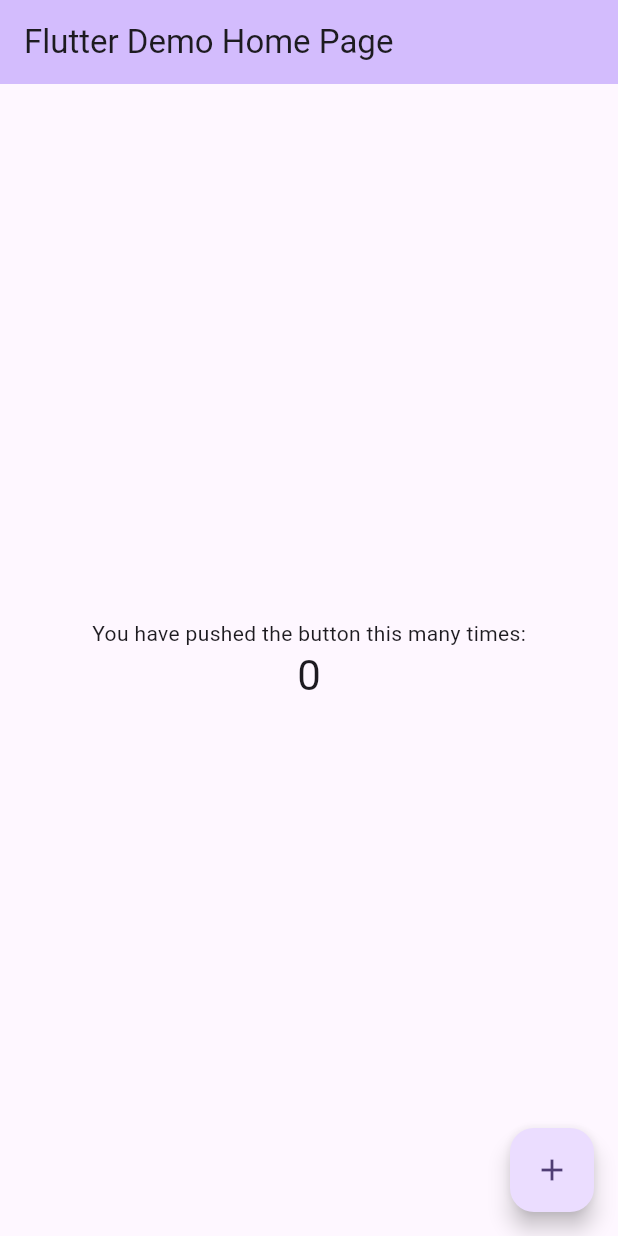
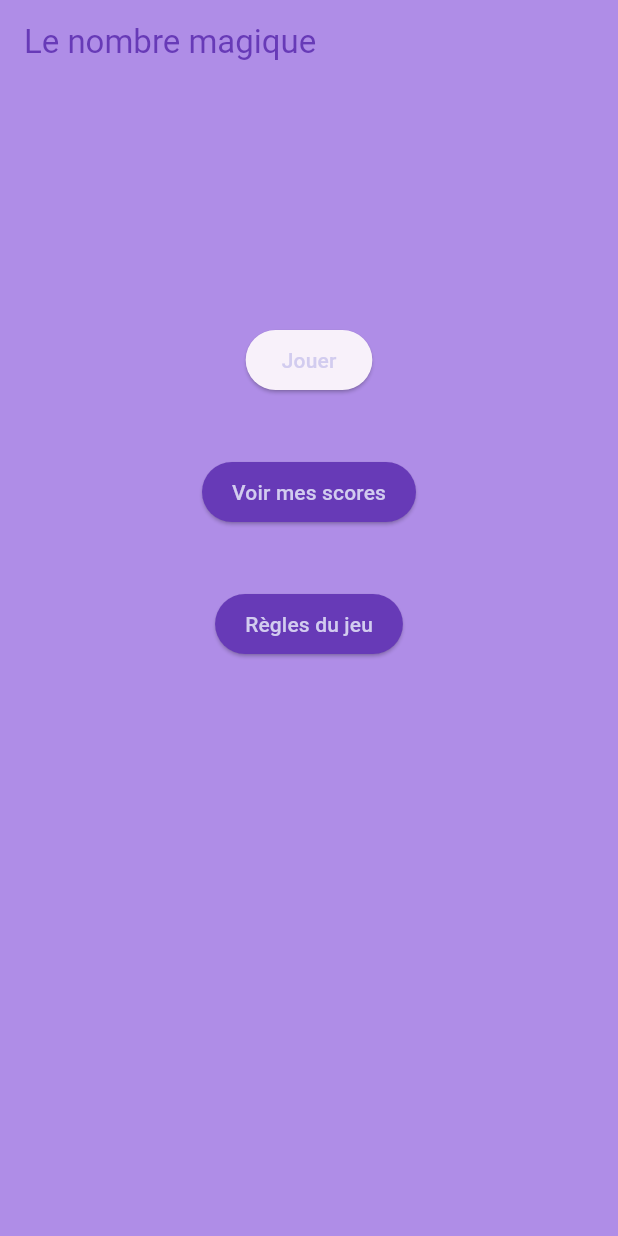
Before and after one commit to Adamdaniel16/tp_mobile, a Flutter app: the screen it shows after launch, on a phone screen of 412 x 824 dp. Run offline on Flutter 3.47's test engine with Material 3 defaults, Android fonts, the phone set to English and light mode, and no system bars; statements that could not run were skipped.

Commit message:
Début page d'accueil

```diff
--- a/lib/app.dart
+++ b/lib/app.dart
@@ -29,7 +29,7 @@ class MyApp extends StatelessWidget {
         colorScheme: ColorScheme.fromSeed(seedColor: Colors.deepPurple),
         useMaterial3: true,
       ),
-      home: const MyAccueil(title: 'Flutter Demo Home Page'),
+      home: const Accueil(),
     );
   }
 }
--- a/lib/ui/accueil.dart
+++ b/lib/ui/accueil.dart
@@ -1,89 +1,56 @@
 import 'package:flutter/material.dart';
 
-class MyAccueil extends StatefulWidget {
-  const MyAccueil({super.key, required this.title});
-
-  // This widget is the home page of your application. It is stateful, meaning
-  // that it has a State object (defined below) that contains fields that affect
-  // how it looks.
-
-  // This class is the configuration for the state. It holds the values (in this
-  // case the title) provided by the parent (in this case the App widget) and
-  // used by the build method of the State. Fields in a Widget subclass are
-  // always marked "final".
-
-  final String title;
+class Accueil extends StatefulWidget {
+  const Accueil({super.key});
 
   @override
-  State<MyAccueil> createState() => _MyAccueilPageState();
+  State<Accueil> createState() => _AccueilPageState();
 }
 
-class _MyAccueilPageState extends State<MyAccueil> {
-  int _counter = 0;
-
-  void _incrementCounter() {
-    setState(() {
-      // This call to setState tells the Flutter framework that something has
-      // changed in this State, which causes it to rerun the build method below
-      // so that the display can reflect the updated values. If we changed
-      // _counter without calling setState(), then the build method would not be
-      // called again, and so nothing would appear to happen.
-      _counter++;
-    });
-  }
+class _AccueilPageState extends State<Accueil> {
 
   @override
   Widget build(BuildContext context) {
-    // This method is rerun every time setState is called, for instance as done
-    // by the _incrementCounter method above.
-    //
-    // The Flutter framework has been optimized to make rerunning build methods
-    // fast, so that you can just rebuild anything that needs updating rather
-    // than having to individually change instances of widgets.
     return Scaffold(
+      backgroundColor: const Color(0xFFAF8DE7),
       appBar: AppBar(
-        // TRY THIS: Try changing the color here to a specific color (to
-        // Colors.amber, perhaps?) and trigger a hot reload to see the AppBar
-        // change color while the other colors stay the same.
-        backgroundColor: Theme.of(context).colorScheme.inversePrimary,
-        // Here we take the value from the MyHomePage object that was created by
-        // the App.build method, and use it to set our appbar title.
-        title: Text(widget.title),
+        title: const Text('Le nombre magique', style: TextStyle(color: Colors.deepPurple),),
+        backgroundColor: const Color(0xFFAF8DE7),),
+      body: Center(
+          child: Column(
+            children: [
+              const Padding(padding: EdgeInsets.all(80.0),),
+              ElevatedButton(
+                  style: const ButtonStyle(
+                    padding: MaterialStatePropertyAll(EdgeInsets.symmetric(horizontal: 40, vertical: 20)), ,
+                    backgroundColor: MaterialStatePropertyAll(Colors.deepPurple),
+                  ),
+                  child: const Text('Jouer', style: TextStyle(color: Color(0xFFD2CCEF)),),
+                  onPressed: () {  },//onPressed: () => context.go('mettre le chemin'),
+              ),
+              const Padding(padding: EdgeInsets.all(20.0),),
+              ElevatedButton(
+                  style: const ButtonStyle(
+                    padding: MaterialStatePropertyAll(EdgeInsets.symmetric(horizontal: 20)),
+                    backgroundColor: MaterialStatePropertyAll(Colors.deepPurple),
+                  ),
+                  child: const Text('Voir mes scores', style: TextStyle(color: Color(0xFFD2CCEF)),),
+                  onPressed: () {  },//onPressed: () => context.go('mettre le chemin'),
+                //onPressed: () => context.go(''),
+              ),
+              const Padding(padding: EdgeInsets.all(20.0),),
+              ElevatedButton(
+                  style: const ButtonStyle(
+                    padding: MaterialStatePropertyAll(EdgeInsets.symmetric(horizontal: 20)),
+                    backgroundColor: MaterialStatePropertyAll(Colors.deepPurple),
+                  ),
+                  child: const Text('Règles du jeu', style: TextStyle(color: Color(0xFFD2CCEF)),),
+                  onPressed: () {  },//onPressed: () => context.go('mettre le chemin'),
+                //onPressed: () => context.go(''),
+              ),
+            ],
+          )
       ),
-      body: Center(
-        // Center is a layout widget. It takes a single child and positions it
-        // in the middle of the parent.
-        child: Column(
-          // Column is also a layout widget. It takes a list of children and
-          // arranges them vertically. By default, it sizes itself to fit its
-          // children horizontally, and tries to be as tall as its parent.
-          //
-          // Column has various properties to control how it sizes itself and
-          // how it positions its children. Here we use mainAxisAlignment to
-          // center the children vertically; the main axis here is the vertical
-          // axis because Columns are vertical (the cross axis would be
-          // horizontal).
-          //
-          // TRY THIS: Invoke "debug painting" (choose the "Toggle Debug Paint"
-          // action in the IDE, or press "p" in the console), to see the
-          // wireframe for each widget.
-          mainAxisAlignment: MainAxisAlignment.center,
-          children: <Widget>[
-            const Text(
-              'You have pushed the button this many times:',
-            ),
-            Text(
-              '$_counter',
-              style: Theme.of(context).textTheme.headlineMedium,
-            ),
-          ],
-        ),
-      ),
-      floatingActionButton: FloatingActionButton(
-        onPressed: _incrementCounter,
-        tooltip: 'Increment',
-        child: const Icon(Icons.add),
-      ), // This trailing comma makes auto-formatting nicer for build methods.
     );
   }
 }
```
